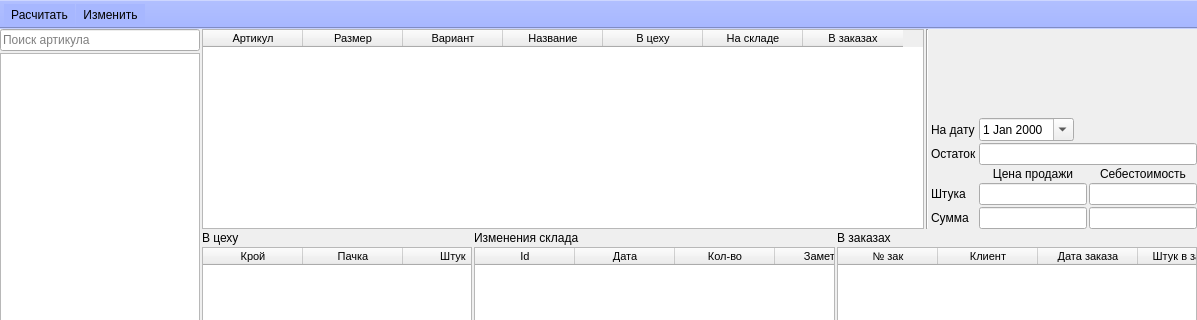
Meller008/CRM-Avi, file ui/warehouse_product_info_2.ui: the form before one commit; both pictures show x 0 to 1197 and y 0 to 320 of the 1197 by 668 pixel window.
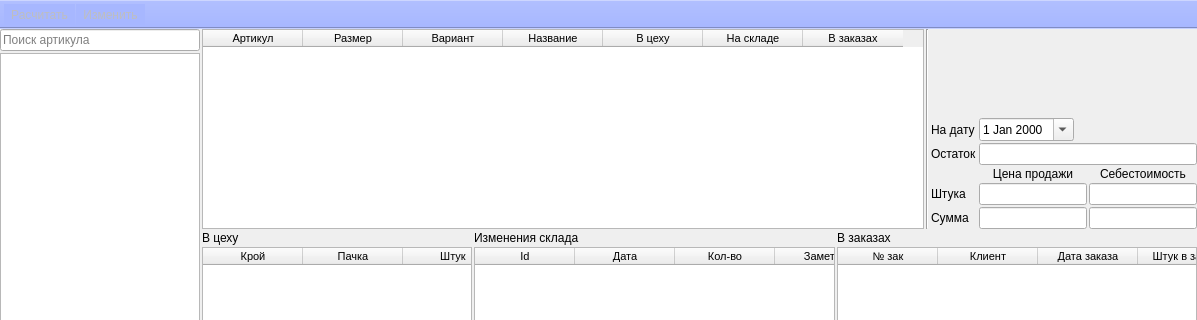
The form after the commit.

Patch:
```diff
--- a/ui/warehouse_product_info_2.ui
+++ b/ui/warehouse_product_info_2.ui
@@ -514,11 +514,17 @@
    <addaction name="pb_change_warehouse"/>
   </widget>
   <action name="pb_calc">
+   <property name="enabled">
+    <bool>false</bool>
+   </property>
    <property name="text">
     <string>Расчитать</string>
    </property>
   </action>
   <action name="pb_change_warehouse">
+   <property name="enabled">
+    <bool>false</bool>
+   </property>
    <property name="text">
     <string>Изменить</string>
    </property>
```
